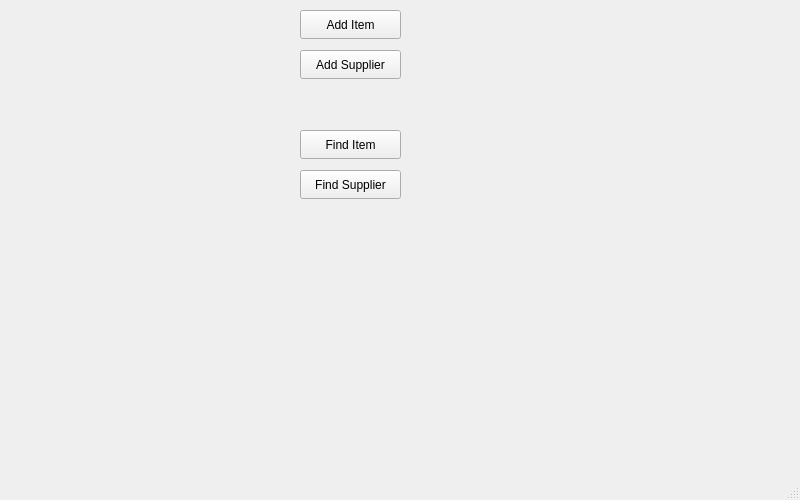
akshayyanandd/Inventory_System_cpp, file mainwindow.ui: the form before one commit.
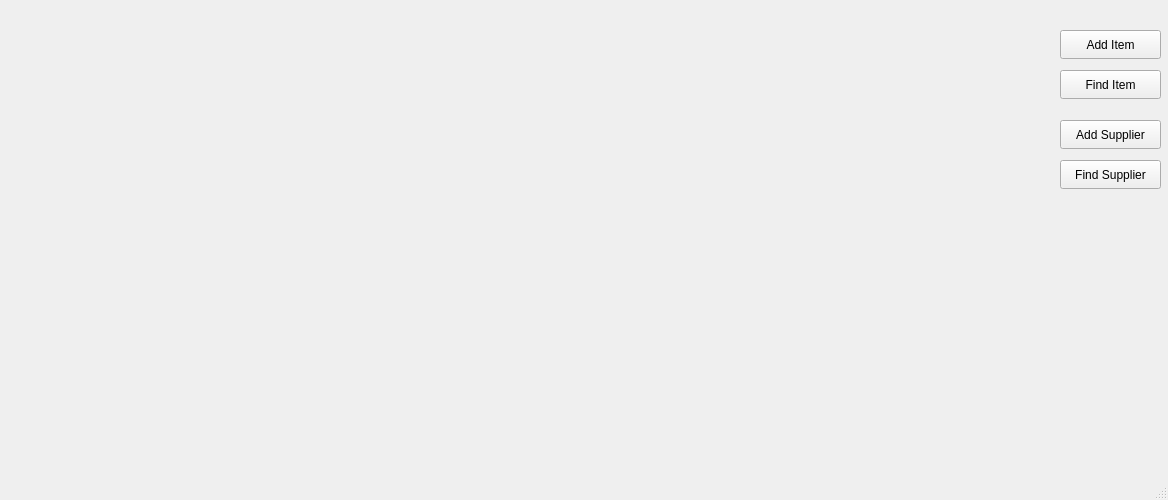
The form after the commit. Icons and pictures are not drawn.

The edit to the form file:
```diff
--- a/mainwindow.ui
+++ b/mainwindow.ui
@@ -6,25 +6,22 @@
    <rect>
     <x>0</x>
     <y>0</y>
-    <width>800</width>
+    <width>1168</width>
     <height>500</height>
    </rect>
   </property>
-  <property name="maximumSize">
-   <size>
-    <width>800</width>
-    <height>500</height>
-   </size>
-  </property>
   <property name="windowTitle">
    <string>Inventory Management</string>
   </property>
+  <property name="styleSheet">
+   <string notr="true">background-image:url(&quot;:/images/BackgroundImage.png&quot;);</string>
+  </property>
   <widget class="QWidget" name="centralwidget">
    <widget class="QPushButton" name="pushButton">
     <property name="geometry">
      <rect>
-      <x>300</x>
-      <y>10</y>
+      <x>1060</x>
+      <y>30</y>
       <width>101</width>
       <height>29</height>
      </rect>
@@ -36,8 +33,8 @@
    <widget class="QPushButton" name="pushButton_2">
     <property name="geometry">
      <rect>
-      <x>300</x>
-      <y>50</y>
+      <x>1060</x>
+      <y>120</y>
       <width>101</width>
       <height>29</height>
      </rect>
@@ -49,8 +46,8 @@
    <widget class="QPushButton" name="pushButton_4">
     <property name="geometry">
      <rect>
-      <x>300</x>
-      <y>130</y>
+      <x>1060</x>
+      <y>70</y>
       <width>101</width>
       <height>29</height>
      </rect>
@@ -62,12 +59,15 @@
    <widget class="QPushButton" name="pushButton_5">
     <property name="geometry">
      <rect>
-      <x>300</x>
-      <y>170</y>
+      <x>1060</x>
+      <y>160</y>
       <width>101</width>
       <height>29</height>
      </rect>
     </property>
+    <property name="styleSheet">
+     <string notr="true"/>
+    </property>
     <property name="text">
      <string>Find Supplier</string>
     </property>
```
Left out of the diff: 2 changed lines with no effect on the pictures.
